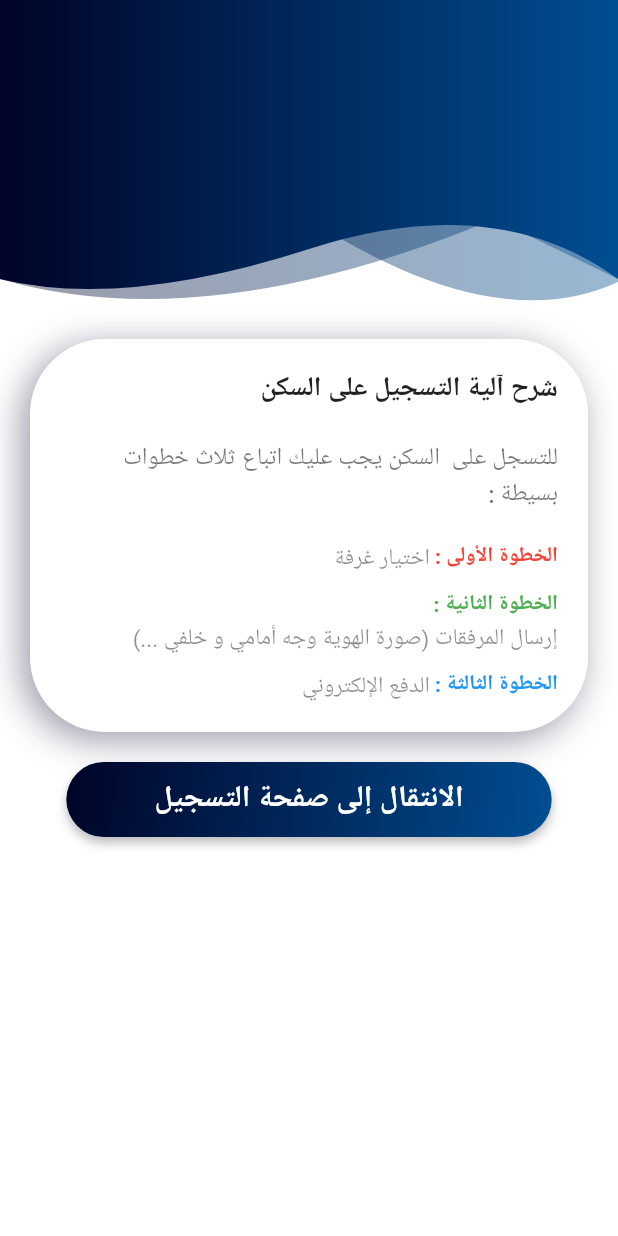
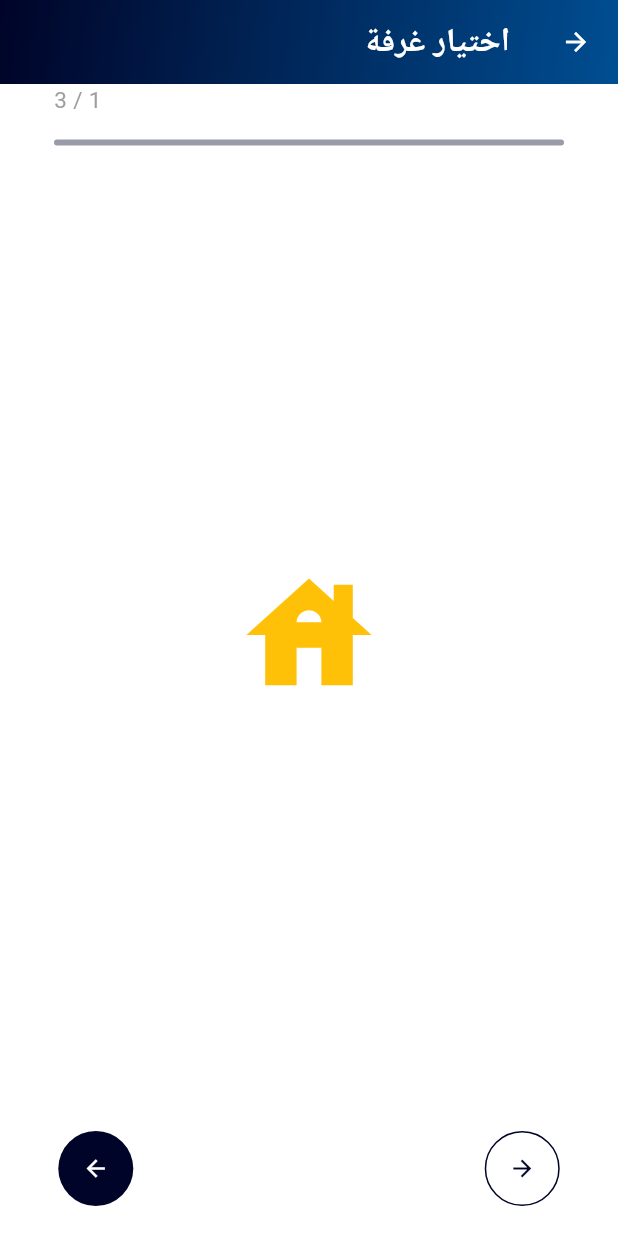
Before and after one commit to hani-salim/sakan, a Flutter app: the RegisterOnSakanDetailesPage screen opened by its route, after a tap on "الانتقال إلى صفحة التسجيل", on a phone screen of 412 x 824 dp. Run offline on Flutter 3.47's test engine with Material 3 defaults, Android fonts, the phone set to English and light mode, and no system bars; drawn by our look-alikes of flutter_animate; our stand-ins replace bloc, convex_bottom_bar, dio, equatable, flutter_bloc, flutter_zoom_drawer and 8 more; accounts and stored records are empty.

Commit message:
24/5/2024

```diff
--- a/lib/config/routes/routes.dart
+++ b/lib/config/routes/routes.dart
@@ -1,4 +1,6 @@
+import 'package:sakan/features/main/presentation/pages/main_pages/settings_page.dart';
 import 'package:sakan/features/main/presentation/pages/registere%20_on_sakan_pages/register_detailes_page.dart';
+import 'package:sakan/features/main/presentation/pages/registere%20_on_sakan_pages/register_on_sakan_page.dart';
 import 'package:sakan/features/main/presentation/pages/sevices_pages/complaint_page.dart';
 import 'package:sakan/features/main/presentation/pages/sevices_pages/repaire_request_page.dart';
 import 'package:sakan/features/main/presentation/pages/sevices_pages/work_permit_page.dart';
@@ -25,5 +27,6 @@ var routes = {
   complaintPage: (context) => const ComplaintPage(),
   repaireRequestPage: (context) => const RepaireRequestPage(),
   registerOnSakanDetailesPage: (context) => const RegisterOnSakanDetailesPage(),
- // settingsPage: (context) => const SettingsPage(),
+  settingsPage: (context) => const SettingsPage(),
+  registerOnSakanPage: (context) => const RegisterOnSakanPage(),
 };
--- a/lib/core/constant/constant.dart
+++ b/lib/core/constant/constant.dart
@@ -31,6 +31,7 @@ const String workPermitPage = "workPermitPage";
 const String repaireRequestPage = "repaireRequestPage";
 const String registerOnSakanDetailesPage= "registerOnSakanDetailesPage";
 const String settingsPage= "settingsPage";
+const String registerOnSakanPage= "registerOnSakanPage";
 
 //constant
 const String validate = "❗❗ حقل مطلوب";
--- a/lib/core/widgets/option_settings_widget.dart
+++ b/lib/core/widgets/option_settings_widget.dart
@@ -1,7 +1,8 @@
 import 'package:flutter/material.dart';
+import 'package:flutter_animate/flutter_animate.dart';
 
 
-MaterialButton buildAccountOptionWidget({required String title, Function? onTap}) {
+ buildAccountOptionWidget({required String title, Function? onTap}) {
   return MaterialButton(
     onPressed: () {
       onTap;
@@ -24,5 +25,5 @@ MaterialButton buildAccountOptionWidget({required String title, Function? onTap}
         ],
       ),
 
-  );
+  ).animate().slide(duration: Durations.short1);
 }
--- a/lib/features/main/presentation/pages/main_pages/news_page.dart
+++ b/lib/features/main/presentation/pages/main_pages/news_page.dart
@@ -1,16 +1,11 @@
 import 'package:flutter/material.dart';
+import 'package:sakan/features/main/presentation/widgets/empty_widget.dart';
 
 class NewsPage extends StatelessWidget {
   const NewsPage({super.key});
 
   @override
   Widget build(BuildContext context) {
-    return const Center(
-      child: Icon(
-        Icons.newspaper,
-        color: Colors.black,
-        size: 200,
-      ),
-    );
+    return const EmptyWidget(title: 'لا يوجد  أخبار');
   }
 }
--- a/lib/features/main/presentation/pages/main_pages/notification_page.dart
+++ b/lib/features/main/presentation/pages/main_pages/notification_page.dart
@@ -1,4 +1,5 @@
 import 'package:flutter/material.dart';
+import 'package:sakan/features/main/presentation/widgets/empty_widget.dart';
 import '../../../../../core/constant/constant.dart';
 import '../../../../../core/widgets/appbar.dart';
 import '../../widgets/menu_widget.dart';
@@ -11,13 +12,7 @@ class NotificationPage extends StatelessWidget {
     return Scaffold(
       appBar: appBarWidget(
           text: titles[5], context: context, leading: const MenuWidget()),
-      body: const Center(
-        child: Icon(
-          Icons.notifications,
-          color: Colors.black,
-          size: 200,
-        ),
-      ),
+      body: const EmptyWidget(title: 'لا يوجد إشعارات')
     );
   }
 }
--- /dev/null
+++ b/lib/features/main/presentation/pages/registere _on_sakan_pages/choose_room_page.dart
@@ -0,0 +1,11 @@
+import 'package:flutter/material.dart';
+
+class ChooseRoomPage extends StatelessWidget {
+  const ChooseRoomPage({super.key});
+
+  @override
+  Widget build(BuildContext context) {
+    return  const Icon(Icons.house,size: 100,color: Colors.amber,)
+    ;
+  }
+}
--- /dev/null
+++ b/lib/features/main/presentation/pages/registere _on_sakan_pages/paid_page.dart
@@ -0,0 +1,10 @@
+import 'package:flutter/material.dart';
+
+class PaidPage extends StatelessWidget {
+  const PaidPage({super.key});
+
+  @override
+  Widget build(BuildContext context) {
+    return  const Icon(Icons.attach_money_rounded,size: 100,color: Colors.deepOrange,);
+  }
+}
--- a/lib/features/main/presentation/pages/registere _on_sakan_pages/register_detailes_page.dart
+++ b/lib/features/main/presentation/pages/registere _on_sakan_pages/register_detailes_page.dart
@@ -1,5 +1,6 @@
 import 'package:flutter/material.dart';
 import 'package:sakan/config/theme/header_widget.dart';
+import 'package:sakan/core/constant/constant.dart';
 import 'package:sakan/core/widgets/button_weidget.dart';
 import 'package:sakan/core/widgets/card_decoration_weidget.dart';
 
@@ -107,6 +108,7 @@ class RegisterOnSakanDetailesPage extends StatelessWidget {
             ),
             ButtonWeidget( title: 'الانتقال إلى صفحة التسجيل', onPressed:() {
 
+                    Navigator.pushNamed(context, registerOnSakanPage);
                   },)
           ],
         ),
--- /dev/null
+++ b/lib/features/main/presentation/pages/registere _on_sakan_pages/register_on_sakan_page.dart
@@ -0,0 +1,56 @@
+import 'package:flutter/material.dart';
+
+import 'package:sakan/core/widgets/appbar.dart';
+import 'package:sakan/features/main/presentation/pages/registere%20_on_sakan_pages/choose_room_page.dart';
+import 'package:sakan/features/main/presentation/pages/registere%20_on_sakan_pages/paid_page.dart';
+import 'package:sakan/features/main/presentation/pages/registere%20_on_sakan_pages/send_attachment_page.dart';
+import 'package:sakan/features/main/presentation/pages/registere%20_on_sakan_pages/step_progress_page.dart';
+import 'package:sakan/features/main/presentation/widgets/buttom_buttons_widget.dart';
+
+class RegisterOnSakanPage extends StatefulWidget {
+  const RegisterOnSakanPage({super.key});
+
+  @override
+  State<RegisterOnSakanPage> createState() => _RegisterOnSakanPageState();
+}
+
+class _RegisterOnSakanPageState extends State<RegisterOnSakanPage> {
+  final PageController _controller = PageController(initialPage: 0);
+  double _currentPage = 0;
+
+  @override
+  void initState() {
+    super.initState();
+    _controller.addListener(() {
+      setState(() {
+        _currentPage = _controller.page!;
+      });
+    });
+  }
+
+  @override
+  Widget build(BuildContext context) {
+    return Scaffold(
+      appBar:
+          appBarWidget(text: titles[_currentPage.toInt()], context: context),
+      body: Column(
+        children: [
+          Padding(
+            padding: const EdgeInsets.symmetric(horizontal: 36),
+            child: StepProgressPage(currentStep: _currentPage, steps: 3),
+          ),
+          Expanded(
+              child: PageView(
+            controller: _controller,
+            children: const [
+              ChooseRoomPage(),
+              SendAttachmentPage(),
+              PaidPage(),
+            ],
+          )),
+          ButtomButtons(controller: _controller,)
+        ],
+      ),
+    );
+  }
+}
--- /dev/null
+++ b/lib/features/main/presentation/pages/registere _on_sakan_pages/send_attachment_page.dart
@@ -0,0 +1,10 @@
+import 'package:flutter/material.dart';
+
+class SendAttachmentPage extends StatelessWidget {
+  const SendAttachmentPage({super.key});
+
+  @override
+  Widget build(BuildContext context) {
+    return const  Icon(Icons.attach_file,size: 100,color: Colors.deepPurple,);
+  }
+}
--- /dev/null
+++ b/lib/features/main/presentation/pages/registere _on_sakan_pages/step_progress_page.dart
@@ -0,0 +1,65 @@
+import 'package:flutter/cupertino.dart';
+import 'package:sakan/core/colors/colors.dart';
+
+class StepProgressPage extends StatefulWidget {
+  final double currentStep;
+  final double steps;
+  const StepProgressPage(
+      {super.key, required this.currentStep, required this.steps});
+
+  @override
+  State<StepProgressPage> createState() => _StepProgressPageState();
+}
+
+class _StepProgressPageState extends State<StepProgressPage> {
+  double widthProgress = 0;
+
+  @override
+  void initState() {
+    onSizeWidget();
+    super.initState();
+  }
+
+  void onSizeWidget() {
+    WidgetsBinding.instance.addPostFrameCallback((timeStamp) {
+      if (context.size is Size) {
+        Size size = context.size!;
+        widthProgress = size.width / (widget.steps - 1);
+      }
+    });
+  }
+
+  @override
+  Widget build(BuildContext context) {
+    return Column(
+      children: [
+        Row(
+          mainAxisAlignment: MainAxisAlignment.end,
+          children: [
+            Text('${(widget.currentStep + 1).toInt()} / ${widget.steps.toInt()}')
+          ],
+        ),
+        Container(
+          height: 4,
+          width: MediaQuery.of(context).size.width,
+          margin: const EdgeInsetsDirectional.symmetric(vertical: 16),
+          decoration: BoxDecoration(
+                color: MyColors.primaryColor.withOpacity(0.4),
+                borderRadius: const BorderRadius.all(Radius.circular(8))
+              ),
+          child: Stack(
+            children: [
+              AnimatedContainer(
+                width: widthProgress * widget.currentStep,
+                duration:const Duration(milliseconds: 300),
+              decoration: BoxDecoration(
+                color: MyColors.primaryColor,
+                borderRadius: const BorderRadius.all(Radius.circular(8))
+              ),)
+            ],
+          ),
+        )
+      ],
+    );
+  }
+}
--- a/lib/features/main/presentation/pages/sevices_pages/complaint_page.dart
+++ b/lib/features/main/presentation/pages/sevices_pages/complaint_page.dart
@@ -1,8 +1,7 @@
 import 'package:flutter/material.dart';
 import 'package:flutter_bloc/flutter_bloc.dart';
 import 'package:sakan/core/colors/colors.dart';
-import 'package:sakan/core/widgets/button_box_decoration.dart';
-import 'package:sakan/core/widgets/button_style.dart';
+
 import 'package:sakan/core/widgets/button_weidget.dart';
 import 'package:sakan/core/widgets/input_decoration_widget.dart';
 import 'package:sakan/features/main/presentation/bloc/remote/bloc/services_bloc.dart';
--- a/lib/features/main/presentation/pages/sevices_pages/repaire_request_page.dart
+++ b/lib/features/main/presentation/pages/sevices_pages/repaire_request_page.dart
@@ -5,8 +5,6 @@ import 'package:flutter_bloc/flutter_bloc.dart';
 import 'package:image_picker/image_picker.dart';
 import 'package:sakan/core/colors/colors.dart';
 import 'package:sakan/core/constant/constant.dart';
-import 'package:sakan/core/widgets/button_box_decoration.dart';
-import 'package:sakan/core/widgets/button_style.dart';
 import 'package:sakan/core/widgets/button_weidget.dart';
 import 'package:sakan/core/widgets/drop_down_form_field_widget.dart.dart';
 import 'package:sakan/core/widgets/input_decoration_widget.dart';
--- /dev/null
+++ b/lib/features/main/presentation/widgets/buttom_buttons_widget.dart
@@ -0,0 +1,67 @@
+import 'package:flutter/material.dart';
+import 'package:sakan/core/colors/colors.dart';
+
+class ButtomButtons extends StatelessWidget {
+  final PageController controller;
+  const ButtomButtons({
+    super.key,
+    required this.controller,
+  });
+
+  @override
+  Widget build(BuildContext context) {
+    return Container(
+      padding: const EdgeInsets.all(20),
+      child: Row(
+        mainAxisAlignment: MainAxisAlignment.spaceBetween,
+        children: [
+          ElevatedButton(
+            onPressed: () {
+              controller.previousPage(
+                  duration: const Duration(milliseconds: 500),
+                  curve: Curves.easeIn);
+            },
+            style: ElevatedButton.styleFrom(
+                shape: CircleBorder(
+                  side: BorderSide(color: MyColors.primaryColor),
+                ),
+                shadowColor: Colors.transparent,
+                elevation: 0,
+                iconColor: Colors.transparent,
+                backgroundColor: Theme.of(context).scaffoldBackgroundColor),
+            child: SizedBox(
+              height: 50,
+              width: 50,
+              child: Icon(
+                Icons.arrow_back,
+                color: MyColors.primaryColor,
+              ),
+            ),
+          ),
+          ElevatedButton(
+            onPressed: () {
+              controller.nextPage(
+                  duration: const Duration(milliseconds: 500),
+                  curve: Curves.easeIn);
+            },
+            style: ElevatedButton.styleFrom(
+                shape: const CircleBorder(),
+                shadowColor: Colors.transparent,
+                elevation: 0,
+                backgroundColor: MyColors.primaryColor),
+            child: const SizedBox(
+              height: 50,
+              width: 50,
+              child: Icon(
+                Icons.arrow_forward,
+                color: Colors.white,
+              ),
+            ),
+          ),
+        ],
+      ),
+    );
+  }
+}
+
+List<String> titles = ['اختيار غرفة', 'إرسال المرفقات', 'دفع الرسوم'];
```
Also changed, not shown: pubspec.yaml (+4 -4 lines), assets/fonts/simple-arabic.ttf (added), 22 other files.
